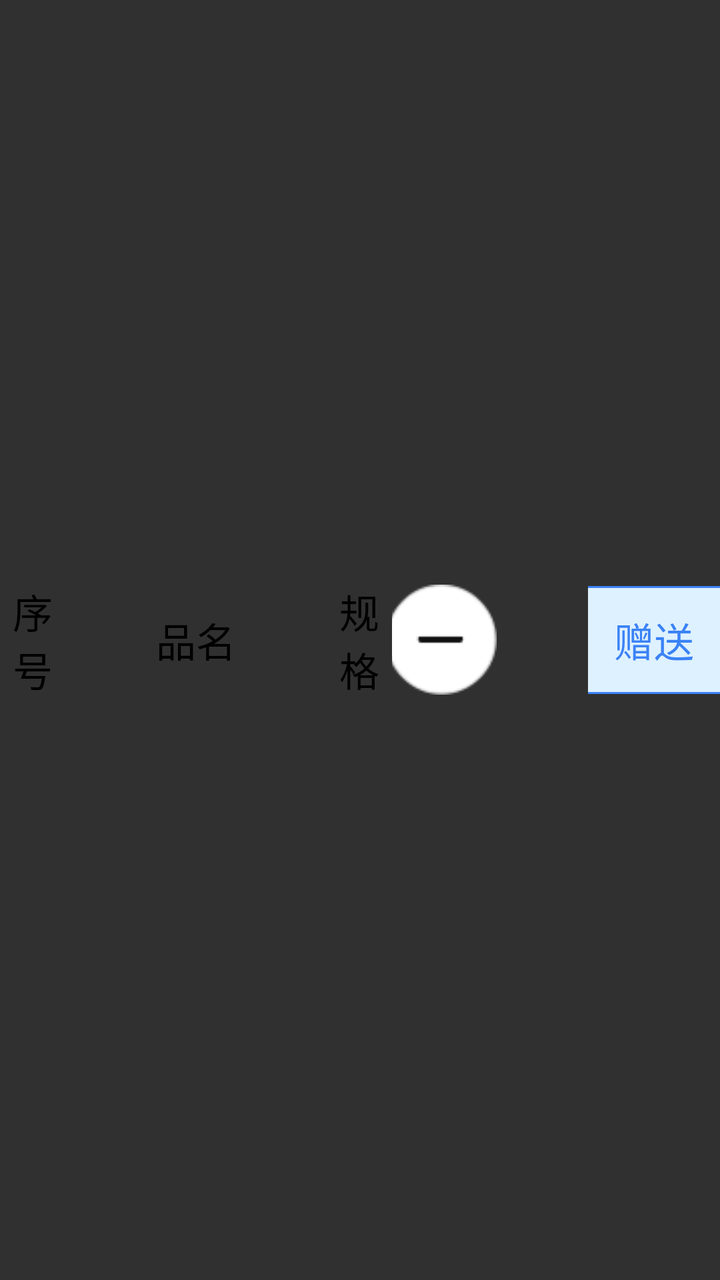
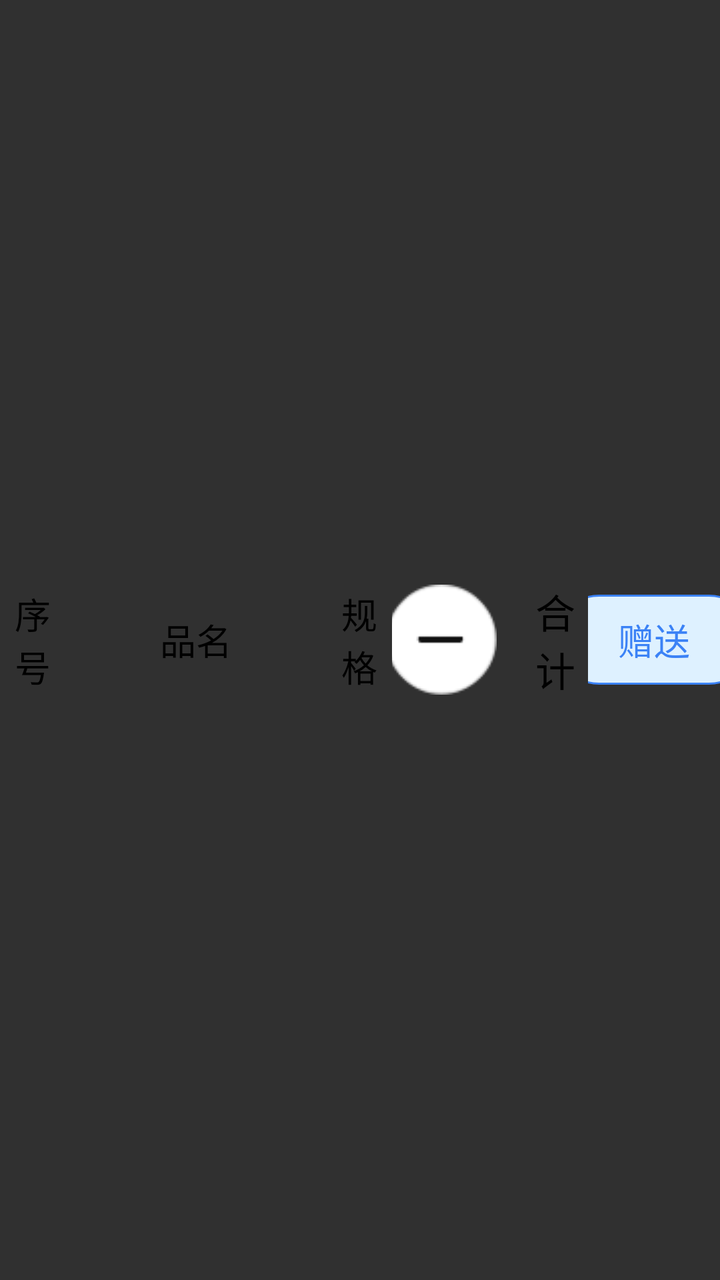

An Android layout rendered at two revisions. The XML below is the earlier revision; the diff shows what the commit changed to produce the second picture.
<!-- AndroidManifest.xml: application theme Base.Theme.UHMCS -->
<!-- res/layout/item_selected_shop.xml -->
<?xml version="1.0" encoding="utf-8"?>
<LinearLayout xmlns:android="http://schemas.android.com/apk/res/android"
    android:orientation="horizontal"
    android:layout_width="match_parent"
    android:layout_height="wrap_content"
    android:minHeight="71dp"
    android:gravity="center_vertical"
    android:id="@+id/all_view"
    android:layout_marginTop="5dp">
    <LinearLayout
        android:gravity="center"
        android:layout_width="match_parent"
        android:layout_height="wrap_content"
        android:orientation="horizontal">
        <TextView
            android:id="@+id/xuhao"
            android:gravity="center"
            android:layout_width="0dp"
            android:layout_height="wrap_content"
            android:layout_weight="0.5"
            android:textSize="20dp"
            android:textColor="@color/black"
            android:text="序号"/>
        <TextView
            android:id="@+id/pinming"
            android:gravity="center"
            android:layout_width="0dp"
            android:layout_height="wrap_content"
            android:layout_weight="2"
            android:textSize="20dp"
            android:textColor="@color/black"
            android:text="品名"/>
        <TextView
            android:id="@+id/zhekou_view"
            android:visibility="visible"
            android:gravity="center"
            android:layout_width="0dp"
            android:layout_height="wrap_content"
            android:layout_weight="0.5"
            android:textSize="20dp"
            android:textColor="@color/black"
            android:text="规格"/>
        <LinearLayout
            android:gravity="center"
            android:layout_width="0dp"
            android:layout_height="wrap_content"
            android:orientation="vertical"
            android:layout_weight="1">
            <LinearLayout
                android:gravity="center"
                android:layout_width="match_parent"
                android:layout_height="wrap_content"
                android:orientation="horizontal">
                <ImageView
                    android:id="@+id/shuliang_jian"
                    android:layout_width="wrap_content"
                    android:layout_height="wrap_content"
                    android:src="@drawable/jian_iv"/>
                <TextView
                    android:id="@+id/shuliang"
                    android:layout_marginLeft="8dp"
                    android:layout_marginRight="8dp"
                    android:layout_width="wrap_content"
                    android:layout_height="wrap_content"
                    android:text="1231"
                    android:textSize="30dp"
                    android:textColor="@color/black"
                    android:gravity="center"/>
                <ImageView
                    android:id="@+id/shuliang_jia"
                    android:layout_width="wrap_content"
                    android:layout_height="wrap_content"
                    android:src="@drawable/jia_iv"/>
            </LinearLayout>

        </LinearLayout>
        <TextView
            android:id="@+id/heji"
            android:gravity="center"
            android:layout_width="0dp"
            android:layout_height="wrap_content"
            android:layout_weight="0.5"
            android:textSize="30dp"
            android:textColor="@color/black"
            android:text=""/>
        <LinearLayout
            android:id="@+id/zengsong_view"
            android:gravity="center"
            android:layout_width="0dp"
            android:layout_height="wrap_content"
            android:layout_weight="1"
            android:orientation="horizontal">
            <TextView
                android:id="@+id/zengsong"
                android:gravity="center"
                android:layout_width="150dp"
                android:layout_height="54dp"
                android:background="@drawable/blue_line1"
                android:textSize="20dp"
                android:textColor="#FF3B82F6"
                android:text="@string/give_away"/>
        </LinearLayout>
    </LinearLayout>
</LinearLayout>
<!-- resources referenced by this layout -->
<resources>
  <color name="black">#FF000000</color>
  <!-- drawable blue_line1 (drawable) -->
  <?xml version="1.0" encoding="UTF-8"?>
  <selector xmlns:android="http://schemas.android.com/apk/res/android">
      <item >
          <shape android:shape="rectangle">
              <stroke android:width="1dp" android:color="#FF3B82F6" />
              <solid android:color="#FFDEF1FF" />
              <corners android:topLeftRadius="265dp" android:topRightRadius="265dp" android:bottomLeftRadius="265dp" android:bottomRightRadius="265dp" />
          </shape>
      </item>
  
  
  </selector>
  <!-- drawable jia_iv: png bitmap (drawable, 1537 bytes) -->
  <!-- drawable jian_iv: png bitmap (drawable, 1941 bytes) -->
  <string name="give_away">赠送</string>
  <style name="Base.Theme.UHMCS" parent="Theme.AppCompat.NoActionBar">
          
          
          <item name="android:windowFullscreen">true</item>
          <item name="android:windowContentOverlay">@null</item>
          <item name="colorControlActivated">@color/black</item> 
  
  
  
  
      </style>
</resources>

<!-- the commit's change to res/layout/item_selected_shop.xml (unified diff, before → after) -->
@@ -18,7 +18,7 @@
             android:layout_width="0dp"
             android:layout_height="wrap_content"
             android:layout_weight="0.5"
-            android:textSize="20dp"
+            android:textSize="18dp"
             android:textColor="@color/black"
             android:text="序号"/>
         <TextView
@@ -27,7 +27,7 @@
             android:layout_width="0dp"
             android:layout_height="wrap_content"
             android:layout_weight="2"
-            android:textSize="20dp"
+            android:textSize="18dp"
             android:textColor="@color/black"
             android:text="品名"/>
         <TextView
@@ -37,7 +37,7 @@
             android:layout_width="0dp"
             android:layout_height="wrap_content"
             android:layout_weight="0.5"
-            android:textSize="20dp"
+            android:textSize="18dp"
             android:textColor="@color/black"
             android:text="规格"/>
         <LinearLayout
@@ -63,7 +63,7 @@
                     android:layout_width="wrap_content"
                     android:layout_height="wrap_content"
                     android:text="1231"
-                    android:textSize="30dp"
+                    android:textSize="20dp"
                     android:textColor="@color/black"
                     android:gravity="center"/>
                 <ImageView
@@ -80,9 +80,9 @@
             android:layout_width="0dp"
             android:layout_height="wrap_content"
             android:layout_weight="0.5"
-            android:textSize="30dp"
+            android:textSize="20dp"
             android:textColor="@color/black"
-            android:text=""/>
+            android:text="合计"/>
         <LinearLayout
             android:id="@+id/zengsong_view"
             android:gravity="center"
@@ -93,10 +93,10 @@
             <TextView
                 android:id="@+id/zengsong"
                 android:gravity="center"
-                android:layout_width="150dp"
-                android:layout_height="54dp"
+                android:layout_width="100dp"
+                android:layout_height="45dp"
                 android:background="@drawable/blue_line1"
-                android:textSize="20dp"
+                android:textSize="18dp"
                 android:textColor="#FF3B82F6"
                 android:text="@string/give_away"/>
         </LinearLayout>
